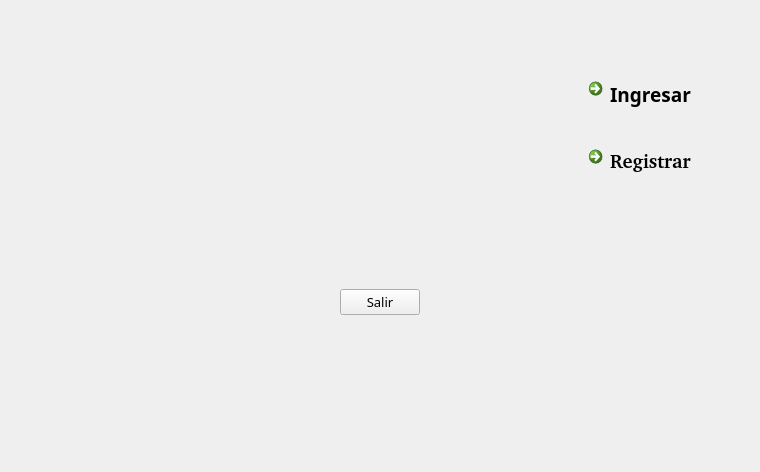
This is omega/omega/pres.ui in orianapedroza/proyectoLM1 as Qt 5 draws it before an edit. The edited form follows.
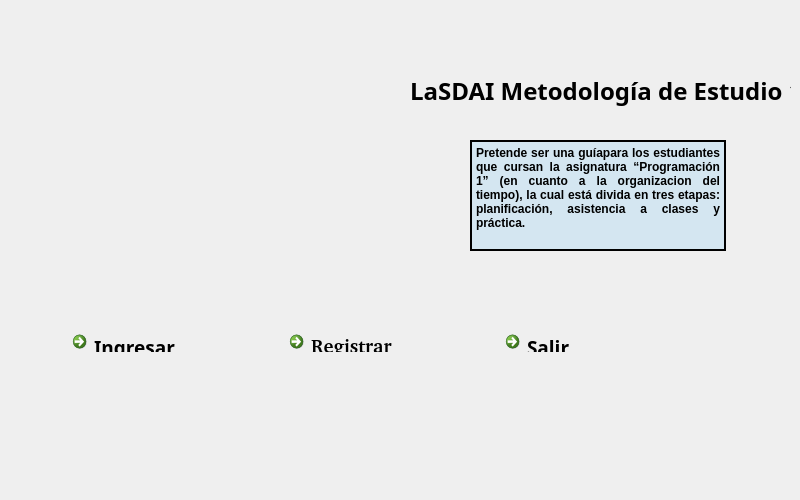
This is the edited form. Icons and pictures are not drawn.

Diff of the .ui file:
```diff
--- a/omega/omega/pres.ui
+++ b/omega/omega/pres.ui
@@ -6,37 +6,75 @@
    <rect>
     <x>0</x>
     <y>0</y>
-    <width>760</width>
-    <height>472</height>
+    <width>800</width>
+    <height>500</height>
    </rect>
   </property>
   <property name="windowTitle">
    <string>pres</string>
   </property>
-  <layout class="QVBoxLayout" name="verticalLayout_4">
-   <item>
-    <layout class="QVBoxLayout" name="verticalLayout_3">
-     <item>
-      <layout class="QVBoxLayout" name="verticalLayout_2">
-       <item>
-        <layout class="QVBoxLayout" name="verticalLayout">
-         <item>
-          <spacer name="verticalSpacer">
-           <property name="orientation">
-            <enum>Qt::Vertical</enum>
-           </property>
-           <property name="sizeHint" stdset="0">
-            <size>
-             <width>48</width>
-             <height>60</height>
-            </size>
-           </property>
-          </spacer>
-         </item>
-         <item>
+  <widget class="QLabel" name="label">
+   <property name="geometry">
+    <rect>
+     <x>410</x>
+     <y>60</y>
+     <width>381</width>
+     <height>61</height>
+    </rect>
+   </property>
+   <property name="font">
+    <font>
+     <family>Padauk</family>
+     <pointsize>18</pointsize>
+     <weight>75</weight>
+     <bold>true</bold>
+    </font>
+   </property>
+   <property name="text">
+    <string>LaSDAI Metodología de Estudio 1</string>
+   </property>
+  </widget>
+  <widget class="QTextBrowser" name="textBrowser">
+   <property name="geometry">
+    <rect>
+     <x>470</x>
+     <y>140</y>
+     <width>256</width>
+     <height>111</height>
+    </rect>
+   </property>
+   <property name="frameShape">
+    <enum>QFrame::WinPanel</enum>
+   </property>
+   <property name="frameShadow">
+    <enum>QFrame::Plain</enum>
+   </property>
+   <property name="verticalScrollBarPolicy">
+    <enum>Qt::ScrollBarAsNeeded</enum>
+   </property>
+   <property name="horizontalScrollBarPolicy">
+    <enum>Qt::ScrollBarAsNeeded</enum>
+   </property>
+   <property name="html">
+    <string>&lt;!DOCTYPE HTML PUBLIC &quot;-//W3C//DTD HTML 4.0//EN&quot; &quot;http://www.w3.org/TR/REC-html40/strict.dtd&quot;&gt;
+&lt;html&gt;&lt;head&gt;&lt;meta name=&quot;qrichtext&quot; content=&quot;1&quot; /&gt;&lt;style type=&quot;text/css&quot;&gt;
+p, li { white-space: pre-wrap; }
+&lt;/style&gt;&lt;/head&gt;&lt;body style=&quot; font-family:'Noto Sans'; font-size:9pt; font-weight:400; font-style:normal;&quot; bgcolor=&quot;#d4e6f1&quot;&gt;
+&lt;p align=&quot;justify&quot; style=&quot; margin-top:0px; margin-bottom:0px; margin-left:0px; margin-right:0px; -qt-block-indent:0; text-indent:0px;&quot;&gt;&lt;span style=&quot; font-weight:600; color:#000000;&quot;&gt;Pretende ser una guíapara los estudiantes que cursan la asignatura “Programación 1” (en cuanto a la organizacion del tiempo), la cual está divida en tres etapas: planificación, asistencia a clases y práctica.&lt;/span&gt;&lt;/p&gt;&lt;/body&gt;&lt;/html&gt;</string>
+   </property>
+  </widget>
+  <widget class="QWidget" name="">
+   <property name="geometry">
+    <rect>
+     <x>12</x>
+     <y>313</y>
+     <width>707</width>
+     <height>50</height>
+    </rect>
+   </property>
           <layout class="QHBoxLayout" name="horizontalLayout">
            <item>
-            <spacer name="horizontalSpacer">
+     <spacer name="horizontalSpacer_3">
              <property name="orientation">
               <enum>Qt::Horizontal</enum>
              </property>
@@ -70,25 +108,6 @@
              </property>
             </widget>
            </item>
-          </layout>
-         </item>
-         <item>
-          <spacer name="verticalSpacer_2">
-           <property name="orientation">
-            <enum>Qt::Vertical</enum>
-           </property>
-           <property name="sizeHint" stdset="0">
-            <size>
-             <width>10</width>
-             <height>15</height>
-            </size>
-           </property>
-          </spacer>
-         </item>
-        </layout>
-       </item>
-       <item>
-        <layout class="QHBoxLayout" name="horizontalLayout_2">
          <item>
           <spacer name="horizontalSpacer_2">
            <property name="orientation">
@@ -122,44 +141,25 @@
            </property>
           </widget>
          </item>
-        </layout>
-       </item>
        <item>
-        <spacer name="verticalSpacer_3">
-         <property name="orientation">
-          <enum>Qt::Vertical</enum>
-         </property>
-         <property name="sizeHint" stdset="0">
-          <size>
-           <width>50</width>
-           <height>100</height>
-          </size>
-         </property>
-        </spacer>
-       </item>
-      </layout>
-     </item>
-     <item>
-      <layout class="QHBoxLayout" name="horizontalLayout_3">
-       <item>
-        <spacer name="horizontalSpacer_3">
+     <spacer name="horizontalSpacer">
          <property name="orientation">
           <enum>Qt::Horizontal</enum>
          </property>
          <property name="sizeHint" stdset="0">
           <size>
-           <width>100</width>
-           <height>10</height>
+        <width>40</width>
+        <height>20</height>
           </size>
          </property>
         </spacer>
        </item>
        <item>
-        <widget class="QPushButton" name="salir">
+     <widget class="QCommandLinkButton" name="SALIR">
          <property name="font">
           <font>
-           <family>Noto Naskh Arabic UI</family>
-           <pointsize>10</pointsize>
+        <family>Padauk</family>
+        <pointsize>14</pointsize>
           </font>
          </property>
          <property name="text">
@@ -181,23 +181,7 @@
         </spacer>
        </item>
       </layout>
-     </item>
-     <item>
-      <spacer name="verticalSpacer_4">
-       <property name="orientation">
-        <enum>Qt::Vertical</enum>
-       </property>
-       <property name="sizeHint" stdset="0">
-        <size>
-         <width>20</width>
-         <height>40</height>
-        </size>
-       </property>
-      </spacer>
-     </item>
-    </layout>
-   </item>
-  </layout>
+  </widget>
  </widget>
  <layoutdefault spacing="6" margin="11"/>
  <resources>
```
Lines whose indentation alone changed are shown as unchanged.
